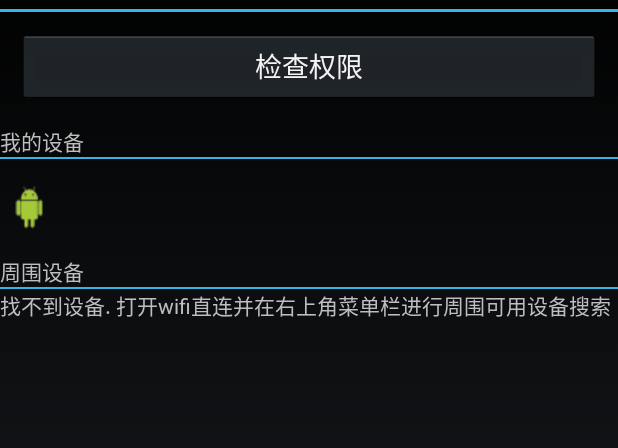
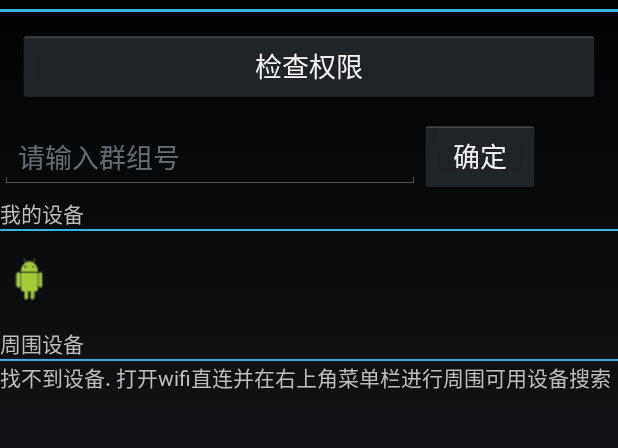
Before and after one commit to Robert-zwr/Nearby-Share, an Android app: the screen it shows after launch (WifiDirectActivity), on a phone screen of 412 x 824 dp, the part 60-508 px from its top. Run offline under Robolectric (Android 15) with nearby library versions, the phone set to English and light mode, and no system bars.

Commit message:
:white_check_mark:add one-to-many communication and group ID recognition function

```diff
--- a/app/src/main/java/com/example/wifidirect/FileUtils.java
+++ b/app/src/main/java/com/example/wifidirect/FileUtils.java
@@ -4,13 +4,11 @@ import android.content.ContentResolver;
 import android.content.ContentUris;
 import android.content.Context;
 import android.database.Cursor;
-import android.graphics.Bitmap;
 import android.net.Uri;
 import android.os.Build;
 import android.os.Environment;
 import android.provider.DocumentsContract;
 import android.provider.MediaStore;
-import android.widget.ImageView;
 
 import java.io.IOException;
 
--- a/app/src/main/java/com/example/wifidirect/WiFIDirectBroadcastReceiver.java
+++ b/app/src/main/java/com/example/wifidirect/WiFIDirectBroadcastReceiver.java
@@ -11,7 +11,6 @@ import android.net.wifi.p2p.WifiP2pManager.Channel;
 import android.net.wifi.p2p.WifiP2pManager.PeerListListener;
 import android.util.Log;
 
-import java.util.ArrayList;
 
 /**
  * A BroadcastReceiver that notifies of important wifi p2p events.
--- a/app/src/main/java/com/example/wifidirect/WifiDirectActivity.java
+++ b/app/src/main/java/com/example/wifidirect/WifiDirectActivity.java
@@ -24,16 +24,13 @@ import android.view.Menu;
 import android.view.MenuInflater;
 import android.view.MenuItem;
 import android.view.View;
+import android.widget.EditText;
 import android.widget.Toast;
 
 import androidx.annotation.NonNull;
 import androidx.core.app.ActivityCompat;
 
 import com.example.wifidirect.DeviceListFragment.DeviceActionListener;
-
-import java.net.NetworkInterface;
-import java.util.Collections;
-import java.util.List;
 
 
 public class WifiDirectActivity extends Activity implements ChannelListener, DeviceActionListener{
@@ -44,16 +41,14 @@ public class WifiDirectActivity extends Activity implements ChannelListener, Dev
     private static final int CODE_REQ_PERMISSIONS = 665;
 
     private WifiP2pManager manager;
-    //private WifiP2pManager temp_manager;
     private boolean isWifiP2pEnabled = false;
     private boolean retryChannel = false;
 
     private final IntentFilter intentFilter = new IntentFilter();
     private Channel channel;
-    //private Channel temp_channel;
-    //private WifiP2pInfo info;
-    public static String member_IP;
     private BroadcastReceiver receiver = null;
+
+    public static int group_number_text;
 
     /**
      * @param isWifiP2pEnabled the isWifiP2pEnabled to set
@@ -139,6 +134,14 @@ public class WifiDirectActivity extends Activity implements ChannelListener, Dev
                                 Manifest.permission.ACCESS_WIFI_STATE,
                                 Manifest.permission.CHANGE_WIFI_STATE,
                                 Manifest.permission.ACCESS_FINE_LOCATION}, CODE_REQ_PERMISSIONS));
+        EditText group_number = findViewById(R.id.group_number);
+        findViewById(R.id.confirm_group_number).setOnClickListener(new View.OnClickListener() {
+            @Override
+            public void onClick(View view) {
+                group_number_text = Integer.parseInt(group_number.getText().toString());
+                Log.e("NearbyShare","输入群组号"+group_number_text);
+            }
+        });
         // add necessary intent values to be matched.
         //WLAN P2P API定义当发生特定WLAN P2P事件时会广播的Intent，例如发现新的对等设备时，或设备的 WLAN 状态更改时
         //WiFIDirectBroadcastReceiver.java创建了处理这些 Intent 的广播接收器，在应用中注册接收这些Intent
--- a/app/src/main/res/layout/activity_main.xml
+++ b/app/src/main/res/layout/activity_main.xml
@@ -1,9 +1,10 @@
 <?xml version="1.0" encoding="utf-8"?>
-<LinearLayout
-    xmlns:android="http://schemas.android.com/apk/res/android"
-    android:orientation="vertical"
+<LinearLayout xmlns:android="http://schemas.android.com/apk/res/android"
+    xmlns:tools="http://schemas.android.com/tools"
     android:layout_width="fill_parent"
-    android:layout_height="fill_parent">
+    android:layout_height="fill_parent"
+    android:orientation="vertical">
+
     <Button
         android:id="@+id/btnCheckPermission"
         android:layout_width="match_parent"
@@ -12,19 +13,39 @@
         android:text="检查权限" />
     <LinearLayout
         android:layout_width="match_parent"
+        android:layout_height="wrap_content"
+        android:orientation="horizontal">
+        <EditText
+            android:id="@+id/group_number"
+            android:layout_width="280dp"
+            android:layout_height="wrap_content"
+            android:hint="@string/hint"
+            android:inputType="number"
+            android:textColorHint="@color/gray" />
+        <Button
+            android:id="@+id/confirm_group_number"
+            android:layout_width="80dp"
+            android:layout_height="wrap_content"
+            android:text="@string/confirm" />
+    </LinearLayout>
+
+    <LinearLayout
         android:id="@+id/linearLayout1"
+        android:layout_width="match_parent"
         android:layout_height="match_parent"
         android:orientation="vertical">
+
         <fragment
+            android:id="@+id/frag_list"
             class="com.example.wifidirect.DeviceListFragment"
-            android:id="@+id/frag_list"
             android:layout_width="match_parent"
             android:layout_height="200dp">
             <!-- Preview: layout=@layout/row_devices -->
         </fragment>
+
         <fragment
+            android:id="@+id/frag_detail"
             class="com.example.wifidirect.DeviceDetailFragment"
-            android:id="@+id/frag_detail"
             android:layout_width="match_parent"
             android:layout_height="match_parent">
             <!-- Preview: layout=@layout/device_detail -->
--- a/app/src/main/res/values/colors.xml
+++ b/app/src/main/res/values/colors.xml
@@ -3,4 +3,5 @@
     <color name="colorPrimary">#6200EE</color>
     <color name="colorPrimaryDark">#3700B3</color>
     <color name="colorAccent">#03DAC5</color>
+    <color name="gray">#AA95A1AA</color>
 </resources>
--- a/app/src/main/res/values/strings.xml
+++ b/app/src/main/res/values/strings.xml
@@ -5,6 +5,8 @@
     <string name="enable_p2p_button">开启/关闭WIFI直连</string>
     <string name="discover_peers_button">搜索附近设备</string>
     <string name="create_group_button">创建群组</string>
+    <string name="hint">请输入群组号</string>
+    <string name="confirm">确定</string>
     <string name="connect_peer_button">连接</string>
     <string name="disconnect_peer_button">断开</string>
     <string name="get_file_button">选择文件</string>
```
Also changed, not shown: app/src/main/java/com/example/wifidirect/DeviceDetailFragment.java (+29 -23 lines), app/src/main/java/com/example/wifidirect/SocketConnectService.java (+15 -0 lines), 2 other files.
